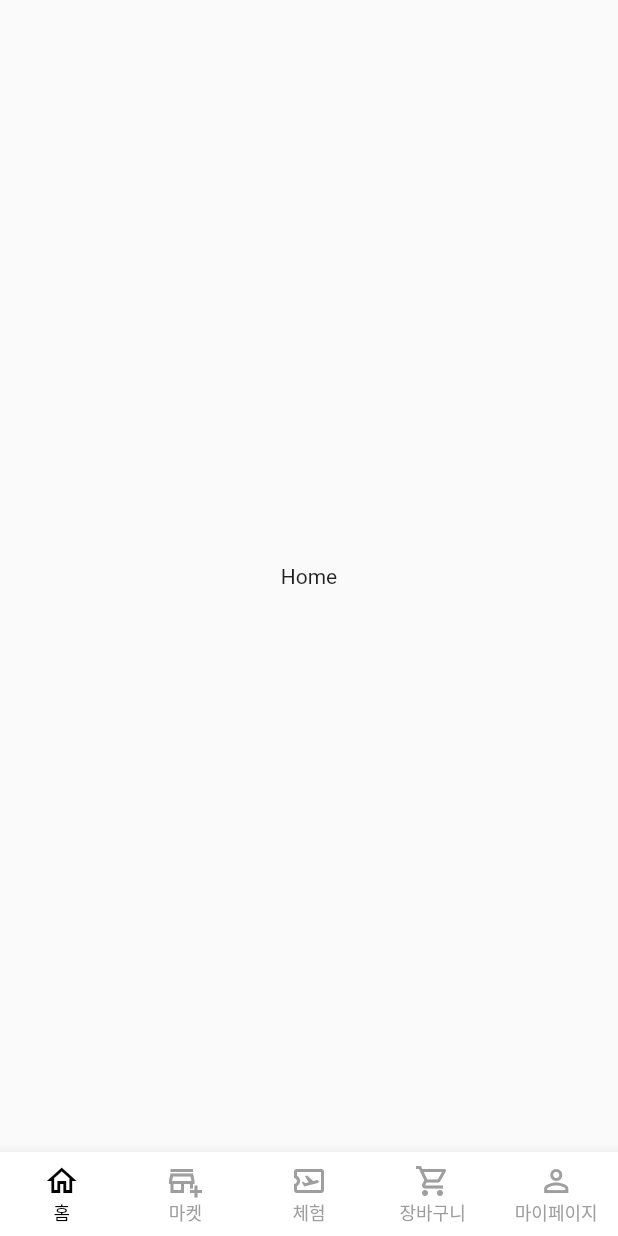
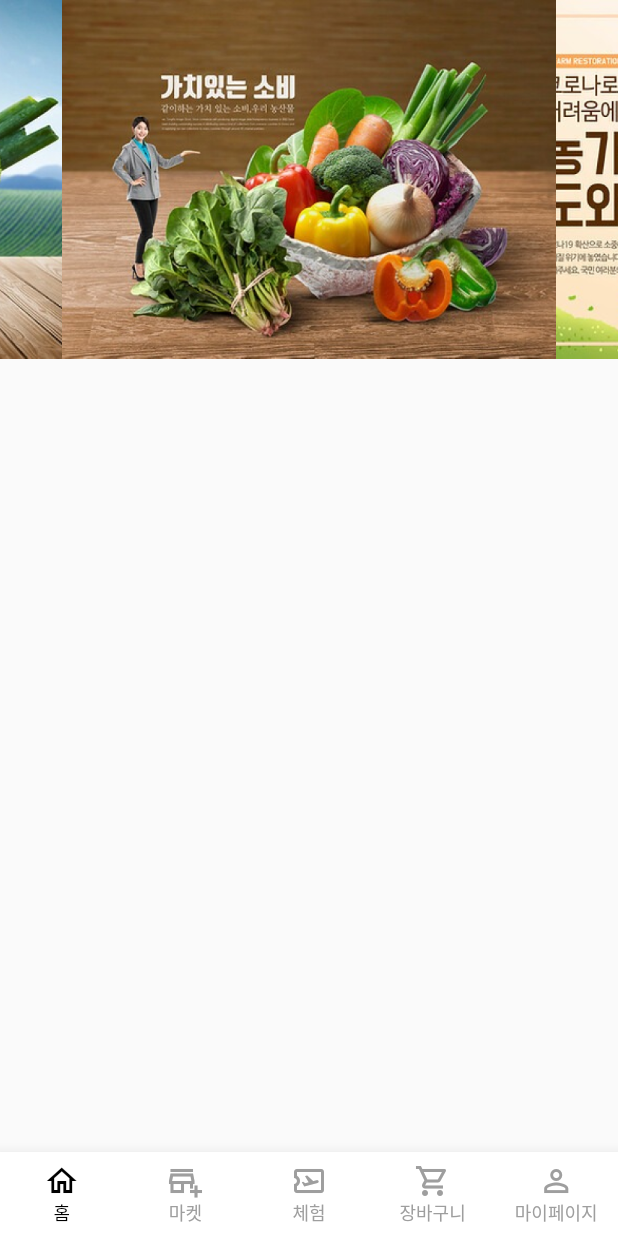
Before and after one commit to AlwaysFighting/Farm2Table, a Flutter app: the screen it shows after launch, on a phone screen of 412 x 824 dp. Run offline on Flutter 3.47's test engine with Material 2 defaults, Android fonts, the phone set to English and light mode, and no system bars; drawn by our look-alikes of carousel_slider.

Commit message:
feat: asset파일 추가 및 image slider 추가

```diff
--- a/Frontend/farm2table/lib/Const/bottom_nav.dart
+++ b/Frontend/farm2table/lib/Const/bottom_nav.dart
@@ -23,7 +23,7 @@ class _BottomNavigationState extends State<BottomNavigation> {
   final List<Widget> _widgetOptions = <Widget>[
     const Home(),
     const MarketHomePage(),
-    ExperienceHome(),
+    const ExperienceHome(),
     const Cart(),
     const MyPage()
   ];
--- a/Frontend/farm2table/lib/Home/Views/home.dart
+++ b/Frontend/farm2table/lib/Home/Views/home.dart
@@ -1,14 +1,60 @@
 import 'package:flutter/material.dart';
+import 'package:carousel_slider/carousel_slider.dart';
 
-class Home extends StatelessWidget {
-  const Home({Key? key}) : super(key: key);
+class Home extends StatefulWidget {
+  const Home({super.key});
+
 
   @override
+  State<Home> createState() => _HomeState();
+}
+
+class _HomeState extends State<Home> {
+  final imageList=[
+    Image.asset('assets/images/ad1.png', fit: BoxFit.cover),
+    Image.asset('assets/images/ad2.png', fit: BoxFit.cover),
+    Image.asset('assets/images/ad3.png', fit: BoxFit.cover),
+  ];
+  @override
   Widget build(BuildContext context) {
-    return const Scaffold(
+    return Scaffold(
       body: SafeArea(
-        child: Center(child: Text("Home")),
+        child: Column(
+          children: [
+            buildCarousel(),
+          ],
+        ),
       ),
     );
   }
+
+  Widget buildCarousel(){
+    return CarouselSlider(
+      items: imageList.map((image){
+        return Builder(
+            builder:(BuildContext context){
+              return SizedBox(
+                width: MediaQuery.of(context).size.width,
+                child: image,
+              );
+            }
+        );
+      }).toList(),
+      options: CarouselOptions(height: 239 ,autoPlay: true),);
+  }
+  Widget menu(){
+    return GridView.count(
+      crossAxisCount: 5,
+      children:
+      <Widget>[
+        Container(
+          color: Colors.red,
+          width: 51,
+          height: 51,
+          margin: const EdgeInsets.all(8.0),
+        )
+      ],
+    );
+  }
+
 }
--- a/Frontend/farm2table/pubspec.yaml
+++ b/Frontend/farm2table/pubspec.yaml
@@ -60,9 +60,8 @@ flutter:
   uses-material-design: true
 
   # To add assets to your application, add an assets section, like this:
-  # assets:
-  #   - images/a_dot_burr.jpeg
-  #   - images/a_dot_ham.jpeg
+  assets:
+    - assets/images/
 
   # An image asset can refer to one or more resolution-specific "variants", see
   # https://flutter.dev/assets-and-images/#resolution-aware
```
Also changed, not shown: Frontend/farm2table/lib/Experience/Controllers/experience_home.dart (+10 -10 lines), Frontend/farm2table/assets/images/ad1.png (added), Frontend/farm2table/assets/images/ad2.png (added), Frontend/farm2table/assets/images/ad3.png (added), Frontend/farm2table/pubspec.lock, 2 other files.
